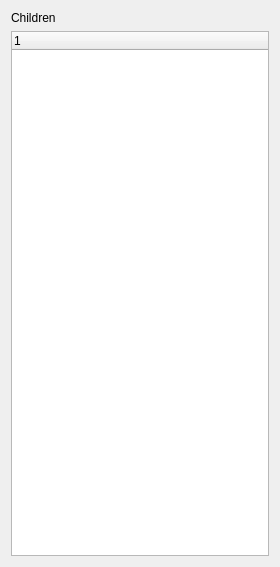
Above: DesignerTool/src/EntityWidget.ui from GameOverture/HarmonyEngine before the change. Below: the same form after it.
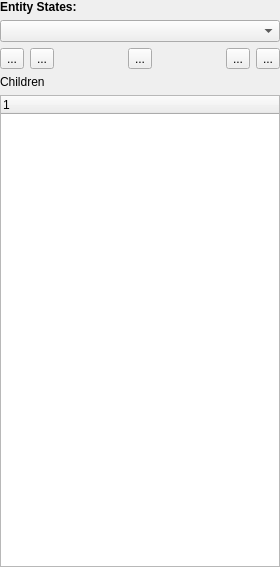
That is the form after the change.

Patch:
```diff
--- a/DesignerTool/src/EntityWidget.ui
+++ b/DesignerTool/src/EntityWidget.ui
@@ -14,6 +14,109 @@
    <string>Form</string>
   </property>
   <layout class="QVBoxLayout" name="verticalLayout">
+   <property name="leftMargin">
+    <number>0</number>
+   </property>
+   <property name="topMargin">
+    <number>0</number>
+   </property>
+   <property name="rightMargin">
+    <number>0</number>
+   </property>
+   <property name="bottomMargin">
+    <number>0</number>
+   </property>
+   <item>
+    <widget class="QLabel" name="label_4">
+     <property name="font">
+      <font>
+       <weight>75</weight>
+       <bold>true</bold>
+      </font>
+     </property>
+     <property name="text">
+      <string>Entity States:</string>
+     </property>
+    </widget>
+   </item>
+   <item>
+    <widget class="QComboBox" name="cmbStates">
+     <property name="sizePolicy">
+      <sizepolicy hsizetype="Expanding" vsizetype="Fixed">
+       <horstretch>0</horstretch>
+       <verstretch>0</verstretch>
+      </sizepolicy>
+     </property>
+    </widget>
+   </item>
+   <item>
+    <layout class="QHBoxLayout" name="horizontalLayout_2">
+     <item>
+      <widget class="QToolButton" name="btnAddState">
+       <property name="text">
+        <string>...</string>
+       </property>
+       <property name="arrowType">
+        <enum>Qt::NoArrow</enum>
+       </property>
+      </widget>
+     </item>
+     <item>
+      <widget class="QToolButton" name="btnRemoveState">
+       <property name="text">
+        <string>...</string>
+       </property>
+      </widget>
+     </item>
+     <item>
+      <spacer name="horizontalSpacer_3">
+       <property name="orientation">
+        <enum>Qt::Horizontal</enum>
+       </property>
+       <property name="sizeHint" stdset="0">
+        <size>
+         <width>40</width>
+         <height>20</height>
+        </size>
+       </property>
+      </spacer>
+     </item>
+     <item>
+      <widget class="QToolButton" name="btnRenameState">
+       <property name="text">
+        <string>...</string>
+       </property>
+      </widget>
+     </item>
+     <item>
+      <spacer name="horizontalSpacer">
+       <property name="orientation">
+        <enum>Qt::Horizontal</enum>
+       </property>
+       <property name="sizeHint" stdset="0">
+        <size>
+         <width>40</width>
+         <height>20</height>
+        </size>
+       </property>
+      </spacer>
+     </item>
+     <item>
+      <widget class="QToolButton" name="btnOrderStateBack">
+       <property name="text">
+        <string>...</string>
+       </property>
+      </widget>
+     </item>
+     <item>
+      <widget class="QToolButton" name="btnOrderStateForward">
+       <property name="text">
+        <string>...</string>
+       </property>
+      </widget>
+     </item>
+    </layout>
+   </item>
    <item>
     <widget class="QLabel" name="label">
      <property name="text">
```
Left out of the diff: 2 changed lines with no effect on the pictures.
